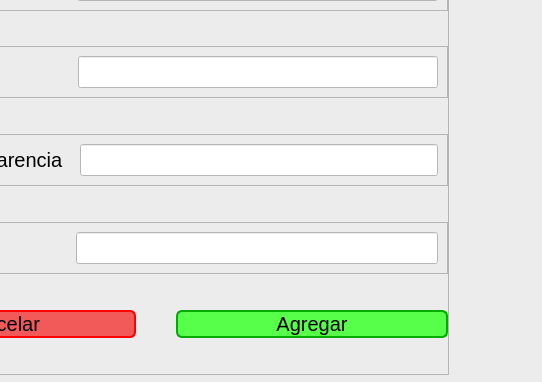
sebaslazar/Proyecto_Final_Progra_IV, file GUI/nuevo_control_plagas.ui: the form before one commit; both pictures show x 257 to 799 and y 226 to 608 of the 799 by 608 pixel window.
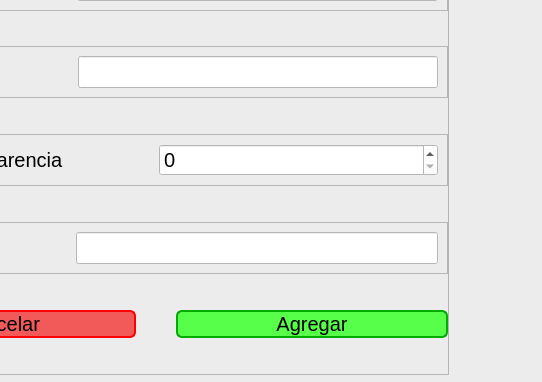
The form after the commit.

```diff
--- a/GUI/nuevo_control_plagas.ui
+++ b/GUI/nuevo_control_plagas.ui
@@ -29,7 +29,7 @@
      </rect>
     </property>
     <property name="styleSheet">
-     <string notr="true">QLineEdit{
+     <string notr="true">QLineEdit, QSpinBox{
 	background-color: white;
 	font-size: 20px;
 }
@@ -279,7 +279,7 @@
          </widget>
         </item>
         <item>
-         <widget class="QLineEdit" name="lineEdit_5"/>
+         <widget class="QSpinBox" name="spinBox"/>
         </item>
        </layout>
       </widget>
```
